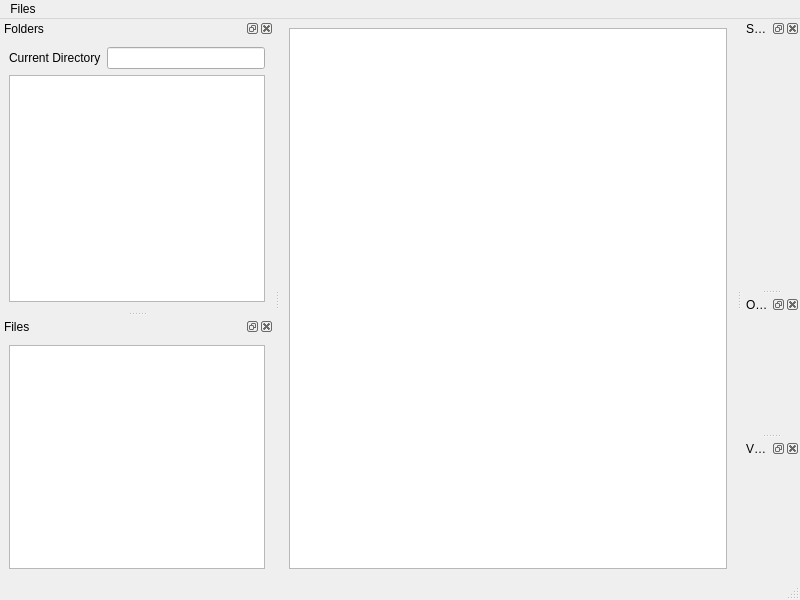
The window that UIPrototype2.ui (FSXAC/Automark) describes before a commit, drawn with Qt 5.
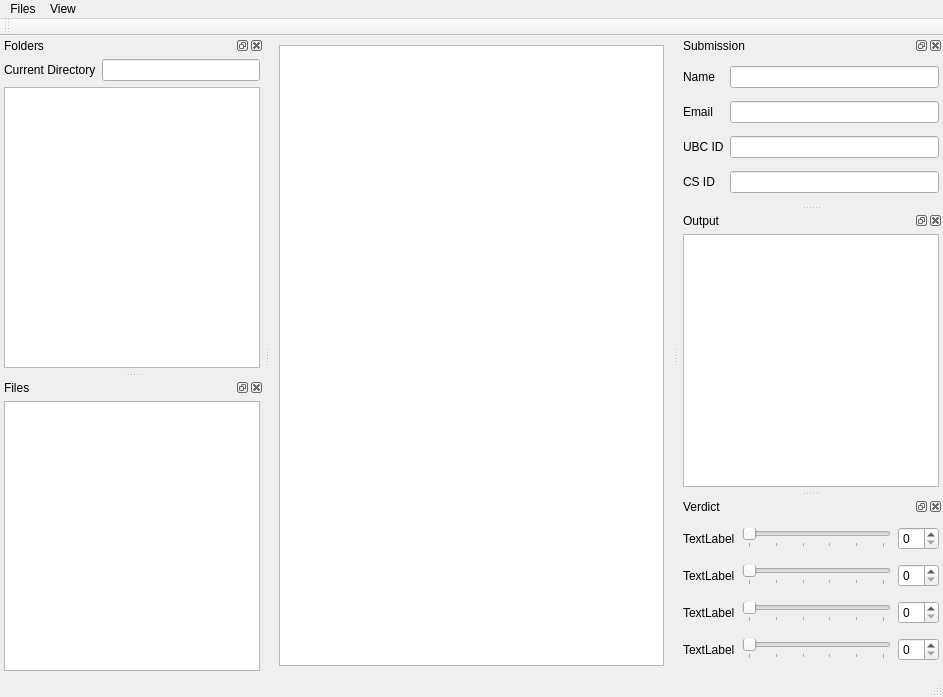
The same window after the commit.

```diff
--- a/UIPrototype2.ui
+++ b/UIPrototype2.ui
@@ -6,25 +6,20 @@
    <rect>
     <x>0</x>
     <y>0</y>
-    <width>800</width>
-    <height>600</height>
+    <width>943</width>
+    <height>697</height>
    </rect>
   </property>
   <property name="windowTitle">
    <string>MainWindow</string>
   </property>
   <widget class="QWidget" name="centralwidget">
-   <layout class="QHBoxLayout" name="horizontalLayout_3">
+   <layout class="QVBoxLayout" name="verticalLayout_4">
+    <property name="spacing">
+     <number>7</number>
+    </property>
     <item>
-     <layout class="QHBoxLayout" name="horizontalLayout_2">
-      <item>
-       <widget class="QTextEdit" name="textEdit">
-        <property name="autoFillBackground">
-         <bool>false</bool>
-        </property>
-       </widget>
-      </item>
-     </layout>
+     <widget class="QTextEdit" name="textEdit"/>
     </item>
    </layout>
   </widget>
@@ -33,7 +28,7 @@
     <rect>
      <x>0</x>
      <y>0</y>
-     <width>800</width>
+     <width>943</width>
      <height>26</height>
     </rect>
    </property>
@@ -53,9 +48,27 @@
     <addaction name="separator"/>
     <addaction name="actionQuit"/>
    </widget>
+   <widget class="QMenu" name="menuWindow">
+    <property name="title">
+     <string>View</string>
+    </property>
+    <widget class="QMenu" name="menuToolbars">
+     <property name="title">
+      <string>Toolbars</string>
+     </property>
+     <addaction name="actionFiler"/>
+    </widget>
+    <addaction name="actionFolders"/>
+    <addaction name="actionFiles"/>
+    <addaction name="actionSubmission"/>
+    <addaction name="actionOutput"/>
+    <addaction name="actionVerdict"/>
+    <addaction name="separator"/>
+    <addaction name="menuToolbars"/>
+   </widget>
    <addaction name="menuFiles"/>
+   <addaction name="menuWindow"/>
   </widget>
-  <widget class="QStatusBar" name="statusbar"/>
   <widget class="QDockWidget" name="directoryBrowser">
    <property name="windowTitle">
     <string>Folders</string>
@@ -65,6 +78,18 @@
    </attribute>
    <widget class="QWidget" name="dockWidgetContents">
     <layout class="QVBoxLayout" name="verticalLayout">
+     <property name="leftMargin">
+      <number>4</number>
+     </property>
+     <property name="topMargin">
+      <number>4</number>
+     </property>
+     <property name="rightMargin">
+      <number>4</number>
+     </property>
+     <property name="bottomMargin">
+      <number>4</number>
+     </property>
      <item>
       <layout class="QHBoxLayout" name="horizontalLayout">
        <item>
@@ -98,6 +123,18 @@
    </attribute>
    <widget class="QWidget" name="dockWidgetContents_2">
     <layout class="QVBoxLayout" name="verticalLayout_2">
+     <property name="leftMargin">
+      <number>4</number>
+     </property>
+     <property name="topMargin">
+      <number>4</number>
+     </property>
+     <property name="rightMargin">
+      <number>4</number>
+     </property>
+     <property name="bottomMargin">
+      <number>4</number>
+     </property>
      <item>
       <widget class="QListView" name="listView_2"/>
      </item>
@@ -112,7 +149,60 @@
     <number>2</number>
    </attribute>
    <widget class="QWidget" name="dockWidgetContents_4">
-    <layout class="QVBoxLayout" name="verticalLayout_4"/>
+    <layout class="QGridLayout" name="gridLayout_2">
+     <property name="leftMargin">
+      <number>4</number>
+     </property>
+     <property name="topMargin">
+      <number>4</number>
+     </property>
+     <property name="rightMargin">
+      <number>4</number>
+     </property>
+     <property name="bottomMargin">
+      <number>4</number>
+     </property>
+     <item row="0" column="0">
+      <widget class="QLabel" name="label_2">
+       <property name="text">
+        <string>Name</string>
+       </property>
+      </widget>
+     </item>
+     <item row="3" column="0">
+      <widget class="QLabel" name="label_5">
+       <property name="text">
+        <string>CS ID</string>
+       </property>
+      </widget>
+     </item>
+     <item row="1" column="0">
+      <widget class="QLabel" name="label_3">
+       <property name="text">
+        <string>Email</string>
+       </property>
+      </widget>
+     </item>
+     <item row="2" column="0">
+      <widget class="QLabel" name="label_4">
+       <property name="text">
+        <string>UBC ID</string>
+       </property>
+      </widget>
+     </item>
+     <item row="0" column="1">
+      <widget class="QLineEdit" name="lineEdit_2"/>
+     </item>
+     <item row="1" column="1">
+      <widget class="QLineEdit" name="lineEdit_3"/>
+     </item>
+     <item row="2" column="1">
+      <widget class="QLineEdit" name="lineEdit_4"/>
+     </item>
+     <item row="3" column="1">
+      <widget class="QLineEdit" name="lineEdit_5"/>
+     </item>
+    </layout>
    </widget>
   </widget>
   <widget class="QDockWidget" name="dockWidget_9">
@@ -122,7 +212,25 @@
    <attribute name="dockWidgetArea">
     <number>2</number>
    </attribute>
-   <widget class="QWidget" name="dockWidgetContents_10"/>
+   <widget class="QWidget" name="dockWidgetContents_10">
+    <layout class="QVBoxLayout" name="verticalLayout_5">
+     <property name="leftMargin">
+      <number>4</number>
+     </property>
+     <property name="topMargin">
+      <number>4</number>
+     </property>
+     <property name="rightMargin">
+      <number>4</number>
+     </property>
+     <property name="bottomMargin">
+      <number>4</number>
+     </property>
+     <item>
+      <widget class="QTextBrowser" name="textBrowser"/>
+     </item>
+    </layout>
+   </widget>
   </widget>
   <widget class="QDockWidget" name="dockWidget_10">
    <property name="windowTitle">
@@ -131,8 +239,133 @@
    <attribute name="dockWidgetArea">
     <number>2</number>
    </attribute>
-   <widget class="QWidget" name="dockWidgetContents_11"/>
+   <widget class="QWidget" name="dockWidgetContents_11">
+    <layout class="QGridLayout" name="gridLayout">
+     <property name="leftMargin">
+      <number>4</number>
+     </property>
+     <property name="topMargin">
+      <number>4</number>
+     </property>
+     <property name="rightMargin">
+      <number>4</number>
+     </property>
+     <property name="bottomMargin">
+      <number>4</number>
+     </property>
+     <property name="spacing">
+      <number>7</number>
+     </property>
+     <item row="2" column="0">
+      <widget class="QLabel" name="label_8">
+       <property name="text">
+        <string>TextLabel</string>
+       </property>
+      </widget>
+     </item>
+     <item row="3" column="0">
+      <widget class="QLabel" name="label_9">
+       <property name="text">
+        <string>TextLabel</string>
+       </property>
+      </widget>
+     </item>
+     <item row="0" column="2">
+      <widget class="QSlider" name="horizontalSlider">
+       <property name="maximum">
+        <number>5</number>
+       </property>
+       <property name="orientation">
+        <enum>Qt::Horizontal</enum>
+       </property>
+       <property name="tickPosition">
+        <enum>QSlider::TicksBelow</enum>
+       </property>
+      </widget>
+     </item>
+     <item row="1" column="2">
+      <widget class="QSlider" name="horizontalSlider_2">
+       <property name="maximum">
+        <number>5</number>
+       </property>
+       <property name="orientation">
+        <enum>Qt::Horizontal</enum>
+       </property>
+       <property name="tickPosition">
+        <enum>QSlider::TicksBelow</enum>
+       </property>
+      </widget>
+     </item>
+     <item row="2" column="2">
+      <widget class="QSlider" name="horizontalSlider_3">
+       <property name="maximum">
+        <number>5</number>
+       </property>
+       <property name="orientation">
+        <enum>Qt::Horizontal</enum>
+       </property>
+       <property name="tickPosition">
+        <enum>QSlider::TicksBelow</enum>
+       </property>
+      </widget>
+     </item>
+     <item row="0" column="0">
+      <widget class="QLabel" name="label_6">
+       <property name="text">
+        <string>TextLabel</string>
+       </property>
+      </widget>
+     </item>
+     <item row="3" column="2">
+      <widget class="QSlider" name="horizontalSlider_4">
+       <property name="maximum">
+        <number>5</number>
+       </property>
+       <property name="orientation">
+        <enum>Qt::Horizontal</enum>
+       </property>
+       <property name="invertedAppearance">
+        <bool>false</bool>
+       </property>
+       <property name="tickPosition">
+        <enum>QSlider::TicksBelow</enum>
+       </property>
+      </widget>
+     </item>
+     <item row="1" column="0">
+      <widget class="QLabel" name="label_7">
+       <property name="text">
+        <string>TextLabel</string>
+       </property>
+      </widget>
+     </item>
+     <item row="0" column="3">
+      <widget class="QSpinBox" name="spinBox"/>
+     </item>
+     <item row="1" column="3">
+      <widget class="QSpinBox" name="spinBox_2"/>
+     </item>
+     <item row="2" column="3">
+      <widget class="QSpinBox" name="spinBox_3"/>
+     </item>
+     <item row="3" column="3">
+      <widget class="QSpinBox" name="spinBox_4"/>
+     </item>
+    </layout>
+   </widget>
   </widget>
+  <widget class="QToolBar" name="toolBar">
+   <property name="windowTitle">
+    <string>toolBar</string>
+   </property>
+   <attribute name="toolBarArea">
+    <enum>TopToolBarArea</enum>
+   </attribute>
+   <attribute name="toolBarBreak">
+    <bool>true</bool>
+   </attribute>
+  </widget>
+  <widget class="QStatusBar" name="statusBar"/>
   <action name="actionOpen_folder">
    <property name="text">
     <string>Open folder</string>
```
Left out of the diff: 60 changed lines with no effect on the pictures.
